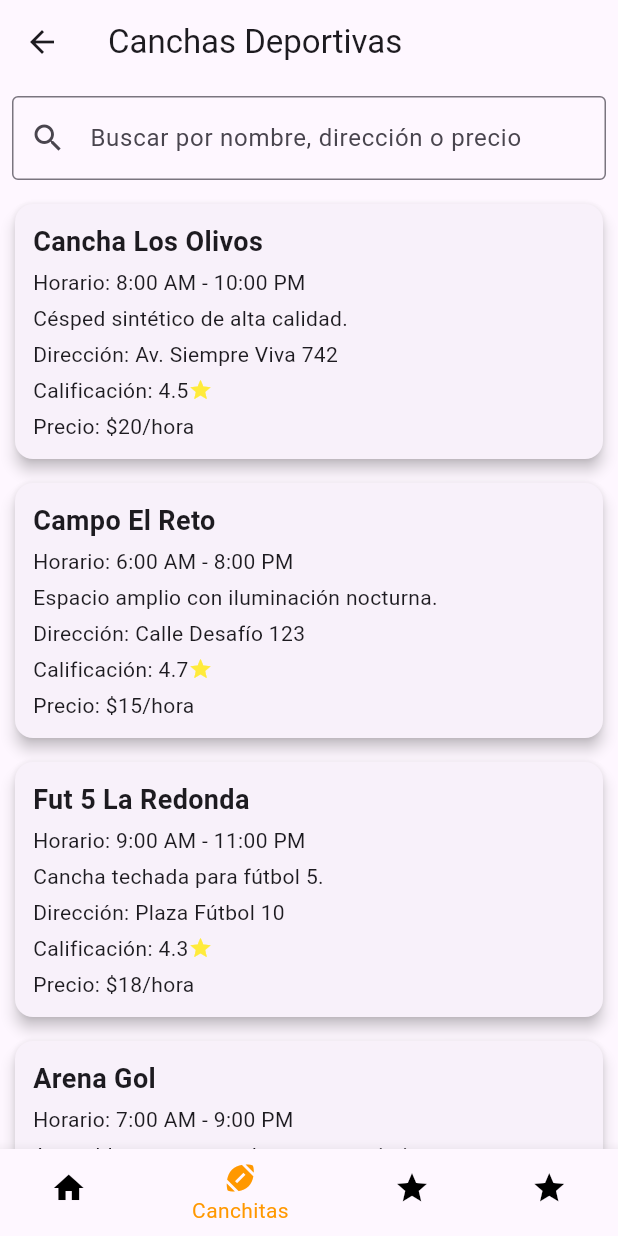
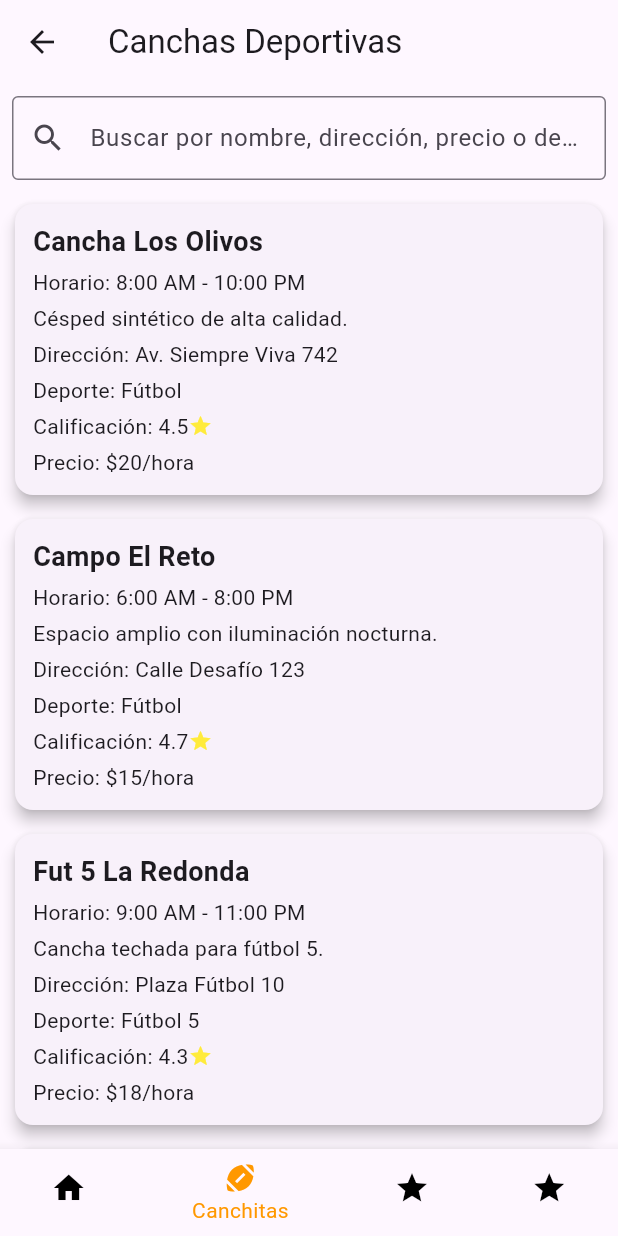
Before and after one commit to Canchitas5/Canchitas5, a Flutter app: the PlaygroundsScreen screen opened by its route, on a phone screen of 412 x 824 dp. Run offline on Flutter 3.47's test engine with Material 3 defaults, Android fonts, the phone set to English and light mode, and no system bars.

Commit message:
Updated filter criteria

```diff
--- a/lib/screens/PlaygroundsScreen.dart
+++ b/lib/screens/PlaygroundsScreen.dart
@@ -16,6 +16,7 @@ class _PlaygroundsScreenState extends State<PlaygroundsScreen> {
       'rating': 4.5,
       'price': '\$20/hora',
       'address': 'Av. Siempre Viva 742',
+      'sport': 'Fútbol',
     },
     {
       'name': 'Campo El Reto',
@@ -24,6 +25,7 @@ class _PlaygroundsScreenState extends State<PlaygroundsScreen> {
       'rating': 4.7,
       'price': '\$15/hora',
       'address': 'Calle Desafío 123',
+      'sport': 'Fútbol',
     },
     {
       'name': 'Fut 5 La Redonda',
@@ -32,6 +34,7 @@ class _PlaygroundsScreenState extends State<PlaygroundsScreen> {
       'rating': 4.3,
       'price': '\$18/hora',
       'address': 'Plaza Fútbol 10',
+      'sport': 'Fútbol 5',
     },
     {
       'name': 'Arena Gol',
@@ -40,6 +43,7 @@ class _PlaygroundsScreenState extends State<PlaygroundsScreen> {
       'rating': 4.8,
       'price': '\$22/hora',
       'address': 'Camino Playa 45',
+      'sport': 'Voleibol de Playa',
     },
     {
       'name': 'Estadio Pequeño',
@@ -48,6 +52,7 @@ class _PlaygroundsScreenState extends State<PlaygroundsScreen> {
       'rating': 4.6,
       'price': '\$25/hora',
       'address': 'Calle del Estadio 1',
+      'sport': 'Fútbol',
     },
     {
       'name': 'Soccer City',
@@ -56,6 +61,7 @@ class _PlaygroundsScreenState extends State<PlaygroundsScreen> {
       'rating': 4.4,
       'price': '\$19/hora',
       'address': 'Avenida Central 90',
+      'sport': 'Fútbol',
     },
     {
       'name': 'Futbolitos del Sur',
@@ -64,6 +70,7 @@ class _PlaygroundsScreenState extends State<PlaygroundsScreen> {
       'rating': 4.9,
       'price': '\$23/hora',
       'address': 'Calle Sur 23',
+      'sport': 'Fútbol',
     },
     {
       'name': 'Playfut Central',
@@ -72,6 +79,7 @@ class _PlaygroundsScreenState extends State<PlaygroundsScreen> {
       'rating': 4.2,
       'price': '\$21/hora',
       'address': 'Boulevard Central 77',
+      'sport': 'Fútbol',
     },
     {
       'name': 'Deportiva 7',
@@ -80,6 +88,7 @@ class _PlaygroundsScreenState extends State<PlaygroundsScreen> {
       'rating': 4.1,
       'price': '\$16/hora',
       'address': 'Calle 7 Norte',
+      'sport': 'Básquetbol',
     },
     {
       'name': 'Cancha Estrella',
@@ -88,6 +97,7 @@ class _PlaygroundsScreenState extends State<PlaygroundsScreen> {
       'rating': 4.5,
       'price': '\$20/hora',
       'address': 'Avenida Estrella 200',
+      'sport': 'Fútbol',
     },
   ];
 
@@ -99,7 +109,8 @@ class _PlaygroundsScreenState extends State<PlaygroundsScreen> {
         .where((playground) =>
     playground['name'].toLowerCase().contains(searchQuery.toLowerCase()) ||
         playground['address'].toLowerCase().contains(searchQuery.toLowerCase()) ||
-        playground['price'].toLowerCase().contains(searchQuery.toLowerCase()))
+        playground['price'].toLowerCase().contains(searchQuery.toLowerCase()) ||
+        playground['sport'].toLowerCase().contains(searchQuery.toLowerCase()))
         .toList();
 
     return Scaffold(
@@ -112,7 +123,7 @@ class _PlaygroundsScreenState extends State<PlaygroundsScreen> {
             padding: const EdgeInsets.all(8.0),
             child: TextField(
               decoration: InputDecoration(
-                labelText: 'Buscar por nombre, dirección o precio',
+                labelText: 'Buscar por nombre, dirección, precio o deporte',
                 border: OutlineInputBorder(),
                 prefixIcon: Icon(Icons.search),
               ),
@@ -154,6 +165,8 @@ class _PlaygroundsScreenState extends State<PlaygroundsScreen> {
                           SizedBox(height: 4),
                           Text('Dirección: ${playground['address']}'),
                           SizedBox(height: 4),
+                          Text('Deporte: ${playground['sport']}'),
+                          SizedBox(height: 4),
                           Row(
                             children: [
                               Text('Calificación: ${playground['rating']}'),
```
